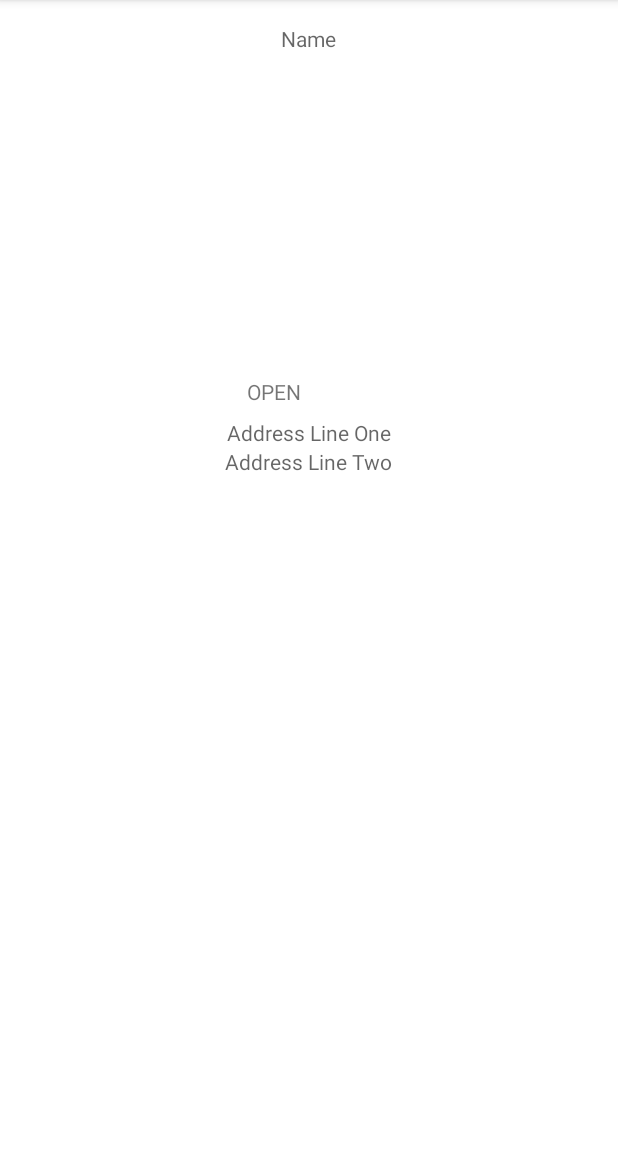
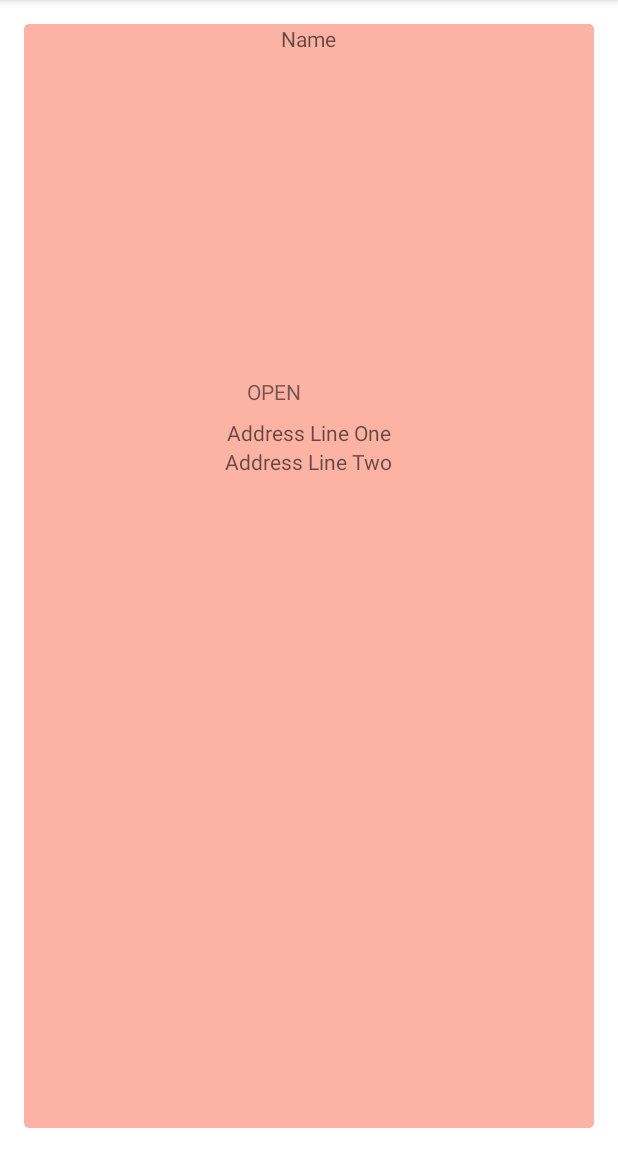
Before and after one commit to evaprakash/FBUApp, an Android app: the BusinessDetailsActivity screen opened directly, with no data from a screen before it, on a phone screen of 412 x 824 dp, the part 84-1236 px from its top. Run offline under Robolectric (Android 15) with nearby library versions, the phone set to English and light mode, and no system bars; libraries missing offline, so code that uses them is left out: jp.wasabeef.glide, org.parceler; pictures from the network do not load; Roboto replaces fonts that are not available here; 11 statements that could not run were skipped.

Commit message:
Added search result colors based on rating

```diff
--- a/app/src/main/java/com/example/fbuapp/Ranking.java
+++ b/app/src/main/java/com/example/fbuapp/Ranking.java
@@ -43,6 +43,7 @@ public class Ranking {
 
     public float calculatePerfectScore() {
         float score = PRICE_WEIGHT + OPEN_WEIGHT + RATING_WEIGHT * calculateRatingMetric(IDEAL_RATING, IDEAL_REVIEW_COUNT);
+
         if (this.transportation.equals("walking")) {
             score += DISTANCE_WEIGHT * 1/IDEAL_WALKING_DISTANCE;
         } else if (this.transportation.equals("bicycle")) {
--- a/app/src/main/java/com/example/fbuapp/activities/BusinessDetailsActivity.java
+++ b/app/src/main/java/com/example/fbuapp/activities/BusinessDetailsActivity.java
@@ -76,6 +76,14 @@ public class BusinessDetailsActivity extends AppCompatActivity {
         float score = business.getScore();
         if (score >= 5.0) {
             businessDetailsLayout.setBackgroundResource(R.drawable.five);
+        } else if (score >= 4.0) {
+            businessDetailsLayout.setBackgroundResource(R.drawable.four);
+        } else if (score >= 3.0) {
+            businessDetailsLayout.setBackgroundResource(R.drawable.three);
+        } else if (score >= 2.0) {
+            businessDetailsLayout.setBackgroundResource(R.drawable.two);
+        } else {
+            businessDetailsLayout.setBackgroundResource(R.drawable.one);
         }
 
     }
--- a/app/src/main/java/com/example/fbuapp/fragments/PostsFragment.java
+++ b/app/src/main/java/com/example/fbuapp/fragments/PostsFragment.java
@@ -84,6 +84,7 @@ public class PostsFragment extends Fragment {
                     btnSubmitUnlock.setImageResource(R.drawable.ic_baseline_lock_open_24);
                     passwordProtection.setVisibility(View.GONE);
                     swipeContainer.setVisibility(View.VISIBLE);
+                    rvPosts.setVisibility(View.VISIBLE);
                 }
             }
         });
--- /dev/null
+++ b/app/src/main/res/drawable/four.xml
@@ -0,0 +1,21 @@
+<?xml version="1.0" encoding="utf-8"?>
+<shape xmlns:android="http://schemas.android.com/apk/res/android"
+    android:shape="rectangle" >
+
+    <!-- View background color -->
+    <solid
+        android:color="@color/four_color" >
+    </solid>
+
+    <!-- View border color and width -->
+    <stroke
+        android:width="0dp"
+        android:color="@color/four_color" >
+    </stroke>
+
+    <!-- The radius makes the corners rounded -->
+    <corners
+        android:radius="3dp"   >
+    </corners>
+
+</shape>
--- /dev/null
+++ b/app/src/main/res/drawable/one.xml
@@ -0,0 +1,21 @@
+<?xml version="1.0" encoding="utf-8"?>
+<shape xmlns:android="http://schemas.android.com/apk/res/android"
+    android:shape="rectangle" >
+
+    <!-- View background color -->
+    <solid
+        android:color="@color/one_color" >
+    </solid>
+
+    <!-- View border color and width -->
+    <stroke
+        android:width="0dp"
+        android:color="@color/one_color" >
+    </stroke>
+
+    <!-- The radius makes the corners rounded -->
+    <corners
+        android:radius="3dp"   >
+    </corners>
+
+</shape>
--- /dev/null
+++ b/app/src/main/res/drawable/three.xml
@@ -0,0 +1,21 @@
+<?xml version="1.0" encoding="utf-8"?>
+<shape xmlns:android="http://schemas.android.com/apk/res/android"
+    android:shape="rectangle" >
+
+    <!-- View background color -->
+    <solid
+        android:color="@color/three_color" >
+    </solid>
+
+    <!-- View border color and width -->
+    <stroke
+        android:width="0dp"
+        android:color="@color/three_color" >
+    </stroke>
+
+    <!-- The radius makes the corners rounded -->
+    <corners
+        android:radius="3dp"   >
+    </corners>
+
+</shape>
--- /dev/null
+++ b/app/src/main/res/drawable/two.xml
@@ -0,0 +1,21 @@
+<?xml version="1.0" encoding="utf-8"?>
+<shape xmlns:android="http://schemas.android.com/apk/res/android"
+    android:shape="rectangle" >
+
+    <!-- View background color -->
+    <solid
+        android:color="@color/two_color" >
+    </solid>
+
+    <!-- View border color and width -->
+    <stroke
+        android:width="0dp"
+        android:color="@color/two_color" >
+    </stroke>
+
+    <!-- The radius makes the corners rounded -->
+    <corners
+        android:radius="3dp"   >
+    </corners>
+
+</shape>
--- a/app/src/main/res/layout/fragment_posts.xml
+++ b/app/src/main/res/layout/fragment_posts.xml
@@ -32,13 +32,7 @@
         android:visibility="gone"
         android:orientation="vertical">
 
-        <com.google.android.material.textfield.TextInputLayout
-            android:layout_width="match_parent"
-            android:layout_height="wrap_content"
-            android:id="@+id/textInputPasswordAttempt"
-            app:errorEnabled="true">
-
-            <com.google.android.material.textfield.TextInputEditText
+        <EditText
                 android:id="@+id/passwordAttempt"
                 android:layout_width="match_parent"
                 android:layout_height="wrap_content"
@@ -46,8 +40,7 @@
                 android:ems="10"
                 android:layout_marginBottom="@dimen/bottom_margin"
                 android:inputType="numberPassword" />
-
-        </com.google.android.material.textfield.TextInputLayout>
+        />
 
         <ImageButton
             android:id="@+id/btnSubmitUnlock"
--- a/app/src/main/res/layout/item_post.xml
+++ b/app/src/main/res/layout/item_post.xml
@@ -12,7 +12,6 @@
         android:id="@+id/tvUsername"
         android:layout_width="wrap_content"
         android:layout_height="wrap_content"
-        android:background="@drawable/username_bg"
         android:gravity="center"
         android:text="TextView"
         android:layout_marginTop="@dimen/top_margin"
```
